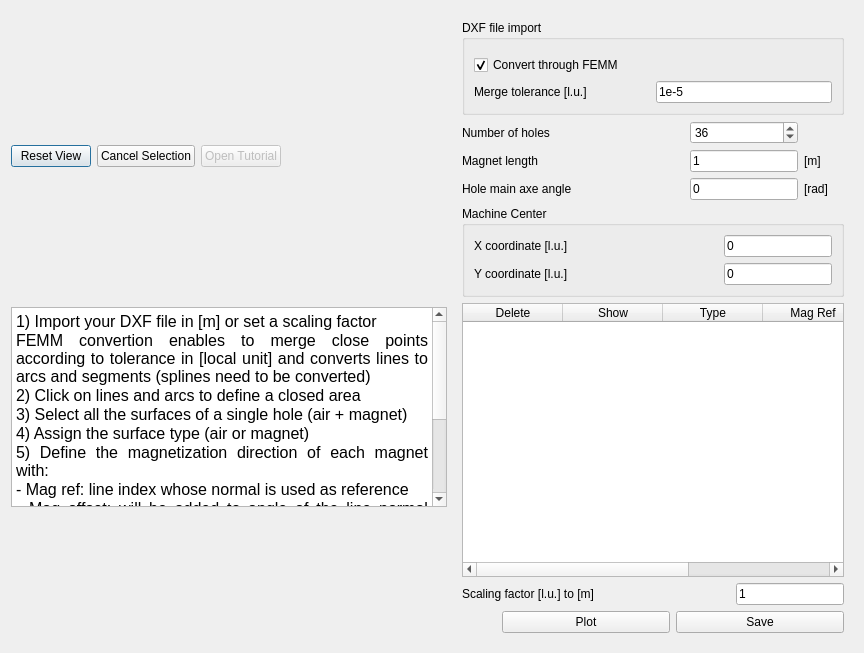
Above: pyleecan/GUI/Dxf/DXF_Hole.ui from Eomys/pyleecan before the change. Below: the same form after it.
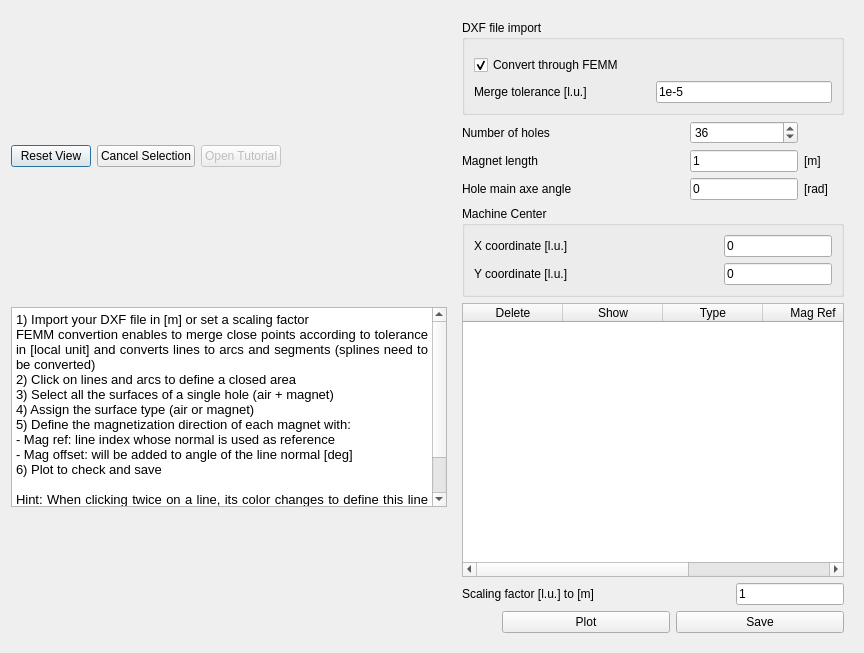
That is the form after the change. Icons and pictures are not drawn. Custom widgets are drawn as their Qt base class.

Commit message: [NF] update QTextEdit font when generating GUI + better display math symbols

Diff of the .ui file:
```diff
--- a/pyleecan/GUI/Dxf/DXF_Hole.ui
+++ b/pyleecan/GUI/Dxf/DXF_Hole.ui
@@ -74,18 +74,18 @@
 &lt;html&gt;&lt;head&gt;&lt;meta name=&quot;qrichtext&quot; content=&quot;1&quot; /&gt;&lt;style type=&quot;text/css&quot;&gt;
 p, li { white-space: pre-wrap; }
 &lt;/style&gt;&lt;/head&gt;&lt;body style=&quot; font-family:'MS Shell Dlg 2'; font-size:7.8pt; font-weight:400; font-style:normal;&quot;&gt;
-&lt;p align=&quot;justify&quot; style=&quot; margin-top:0px; margin-bottom:0px; margin-left:0px; margin-right:0px; -qt-block-indent:0; text-indent:0px;&quot;&gt;&lt;span style=&quot; font-family:'MS Shell Dlg 2'; font-size:12pt;&quot;&gt;1) Import your DXF file in [m] or set a scaling factor&lt;/span&gt;&lt;/p&gt;
-&lt;p align=&quot;justify&quot; style=&quot; margin-top:0px; margin-bottom:0px; margin-left:0px; margin-right:0px; -qt-block-indent:0; text-indent:0px;&quot;&gt;&lt;span style=&quot; font-family:'MS Shell Dlg 2'; font-size:12pt;&quot;&gt;FEMM convertion enables to merge close points according to tolerance in [local unit] and converts lines to arcs and segments (splines need to be converted)&lt;/span&gt;&lt;/p&gt;
-&lt;p align=&quot;justify&quot; style=&quot; margin-top:0px; margin-bottom:0px; margin-left:0px; margin-right:0px; -qt-block-indent:0; text-indent:0px;&quot;&gt;&lt;span style=&quot; font-family:'MS Shell Dlg 2'; font-size:12pt;&quot;&gt;2) Click on lines and arcs to define a closed area&lt;/span&gt;&lt;/p&gt;
-&lt;p align=&quot;justify&quot; style=&quot; margin-top:0px; margin-bottom:0px; margin-left:0px; margin-right:0px; -qt-block-indent:0; text-indent:0px;&quot;&gt;&lt;span style=&quot; font-family:'MS Shell Dlg 2'; font-size:12pt;&quot;&gt;3) Select all the surfaces of a single hole (air + magnet)&lt;/span&gt;&lt;/p&gt;
-&lt;p align=&quot;justify&quot; style=&quot; margin-top:0px; margin-bottom:0px; margin-left:0px; margin-right:0px; -qt-block-indent:0; text-indent:0px;&quot;&gt;&lt;span style=&quot; font-family:'MS Shell Dlg 2'; font-size:12pt;&quot;&gt;4) Assign the surface type (air or magnet)&lt;/span&gt;&lt;/p&gt;
-&lt;p align=&quot;justify&quot; style=&quot; margin-top:0px; margin-bottom:0px; margin-left:0px; margin-right:0px; -qt-block-indent:0; text-indent:0px;&quot;&gt;&lt;span style=&quot; font-family:'MS Shell Dlg 2'; font-size:12pt;&quot;&gt;5) Define the magnetization direction of each magnet with:&lt;/span&gt;&lt;/p&gt;
-&lt;p align=&quot;justify&quot; style=&quot; margin-top:0px; margin-bottom:0px; margin-left:0px; margin-right:0px; -qt-block-indent:0; text-indent:0px;&quot;&gt;&lt;span style=&quot; font-family:'MS Shell Dlg 2'; font-size:12pt;&quot;&gt;- Mag ref: line index whose normal is used as reference&lt;/span&gt;&lt;/p&gt;
-&lt;p align=&quot;justify&quot; style=&quot; margin-top:0px; margin-bottom:0px; margin-left:0px; margin-right:0px; -qt-block-indent:0; text-indent:0px;&quot;&gt;&lt;span style=&quot; font-family:'MS Shell Dlg 2'; font-size:12pt;&quot;&gt;- Mag offset: will be added to angle of the line normal [deg]&lt;/span&gt;&lt;/p&gt;
-&lt;p align=&quot;justify&quot; style=&quot; margin-top:0px; margin-bottom:0px; margin-left:0px; margin-right:0px; -qt-block-indent:0; text-indent:0px;&quot;&gt;&lt;span style=&quot; font-family:'MS Shell Dlg 2'; font-size:12pt;&quot;&gt;6) Plot to check and save&lt;/span&gt;&lt;/p&gt;
-&lt;p align=&quot;justify&quot; style=&quot;-qt-paragraph-type:empty; margin-top:0px; margin-bottom:0px; margin-left:0px; margin-right:0px; -qt-block-indent:0; text-indent:0px; font-family:'MS Shell Dlg 2'; font-size:12pt;&quot;&gt;&lt;br /&gt;&lt;/p&gt;
-&lt;p align=&quot;justify&quot; style=&quot; margin-top:0px; margin-bottom:0px; margin-left:0px; margin-right:0px; -qt-block-indent:0; text-indent:0px;&quot;&gt;&lt;span style=&quot; font-family:'MS Shell Dlg 2'; font-size:12pt;&quot;&gt;Hint: When clicking twice on a line, its color changes to define this line as magnetization reference for the magnet.&lt;/span&gt;&lt;/p&gt;
-&lt;p align=&quot;justify&quot; style=&quot; margin-top:0px; margin-bottom:0px; margin-left:0px; margin-right:0px; -qt-block-indent:0; text-indent:0px;&quot;&gt;&lt;span style=&quot; font-family:'MS Shell Dlg 2'; font-size:12pt;&quot;&gt;Hint: &amp;quot;Show&amp;quot; highlights the surface and display the index of each line/arc. &lt;/span&gt;&lt;/p&gt;&lt;/body&gt;&lt;/html&gt;</string>
+&lt;p align=&quot;justify&quot; style=&quot; margin-top:0px; margin-bottom:0px; margin-left:0px; margin-right:0px; -qt-block-indent:0; text-indent:0px;&quot;&gt;&lt;span style=&quot; font-size:10pt;&quot;&gt;1) Import your DXF file in [m] or set a scaling factor&lt;/span&gt;&lt;/p&gt;
+&lt;p align=&quot;justify&quot; style=&quot; margin-top:0px; margin-bottom:0px; margin-left:0px; margin-right:0px; -qt-block-indent:0; text-indent:0px;&quot;&gt;&lt;span style=&quot; font-size:10pt;&quot;&gt;FEMM convertion enables to merge close points according to tolerance in [local unit] and converts lines to arcs and segments (splines need to be converted)&lt;/span&gt;&lt;/p&gt;
+&lt;p align=&quot;justify&quot; style=&quot; margin-top:0px; margin-bottom:0px; margin-left:0px; margin-right:0px; -qt-block-indent:0; text-indent:0px;&quot;&gt;&lt;span style=&quot; font-size:10pt;&quot;&gt;2) Click on lines and arcs to define a closed area&lt;/span&gt;&lt;/p&gt;
+&lt;p align=&quot;justify&quot; style=&quot; margin-top:0px; margin-bottom:0px; margin-left:0px; margin-right:0px; -qt-block-indent:0; text-indent:0px;&quot;&gt;&lt;span style=&quot; font-size:10pt;&quot;&gt;3) Select all the surfaces of a single hole (air + magnet)&lt;/span&gt;&lt;/p&gt;
+&lt;p align=&quot;justify&quot; style=&quot; margin-top:0px; margin-bottom:0px; margin-left:0px; margin-right:0px; -qt-block-indent:0; text-indent:0px;&quot;&gt;&lt;span style=&quot; font-size:10pt;&quot;&gt;4) Assign the surface type (air or magnet)&lt;/span&gt;&lt;/p&gt;
+&lt;p align=&quot;justify&quot; style=&quot; margin-top:0px; margin-bottom:0px; margin-left:0px; margin-right:0px; -qt-block-indent:0; text-indent:0px;&quot;&gt;&lt;span style=&quot; font-size:10pt;&quot;&gt;5) Define the magnetization direction of each magnet with:&lt;/span&gt;&lt;/p&gt;
+&lt;p align=&quot;justify&quot; style=&quot; margin-top:0px; margin-bottom:0px; margin-left:0px; margin-right:0px; -qt-block-indent:0; text-indent:0px;&quot;&gt;&lt;span style=&quot; font-size:10pt;&quot;&gt;- Mag ref: line index whose normal is used as reference&lt;/span&gt;&lt;/p&gt;
+&lt;p align=&quot;justify&quot; style=&quot; margin-top:0px; margin-bottom:0px; margin-left:0px; margin-right:0px; -qt-block-indent:0; text-indent:0px;&quot;&gt;&lt;span style=&quot; font-size:10pt;&quot;&gt;- Mag offset: will be added to angle of the line normal [deg]&lt;/span&gt;&lt;/p&gt;
+&lt;p align=&quot;justify&quot; style=&quot; margin-top:0px; margin-bottom:0px; margin-left:0px; margin-right:0px; -qt-block-indent:0; text-indent:0px;&quot;&gt;&lt;span style=&quot; font-size:10pt;&quot;&gt;6) Plot to check and save&lt;/span&gt;&lt;/p&gt;
+&lt;p align=&quot;justify&quot; style=&quot;-qt-paragraph-type:empty; margin-top:0px; margin-bottom:0px; margin-left:0px; margin-right:0px; -qt-block-indent:0; text-indent:0px; font-size:10pt;&quot;&gt;&lt;br /&gt;&lt;/p&gt;
+&lt;p align=&quot;justify&quot; style=&quot; margin-top:0px; margin-bottom:0px; margin-left:0px; margin-right:0px; -qt-block-indent:0; text-indent:0px;&quot;&gt;&lt;span style=&quot; font-size:10pt;&quot;&gt;Hint: When clicking twice on a line, its color changes to define this line as magnetization reference for the magnet.&lt;/span&gt;&lt;/p&gt;
+&lt;p align=&quot;justify&quot; style=&quot; margin-top:0px; margin-bottom:0px; margin-left:0px; margin-right:0px; -qt-block-indent:0; text-indent:0px;&quot;&gt;&lt;span style=&quot; font-size:10pt;&quot;&gt;Hint: &amp;quot;Show&amp;quot; highlights the surface and display the index of each line/arc. &lt;/span&gt;&lt;/p&gt;&lt;/body&gt;&lt;/html&gt;</string>
        </property>
       </widget>
      </item>
```
Left out of the diff: 2 changed lines with no effect on the pictures. The commit also changes 66 other files.
